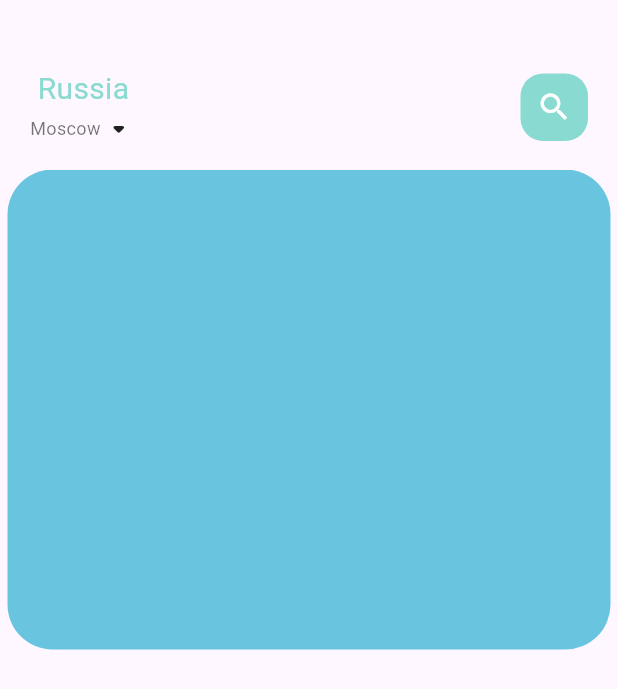
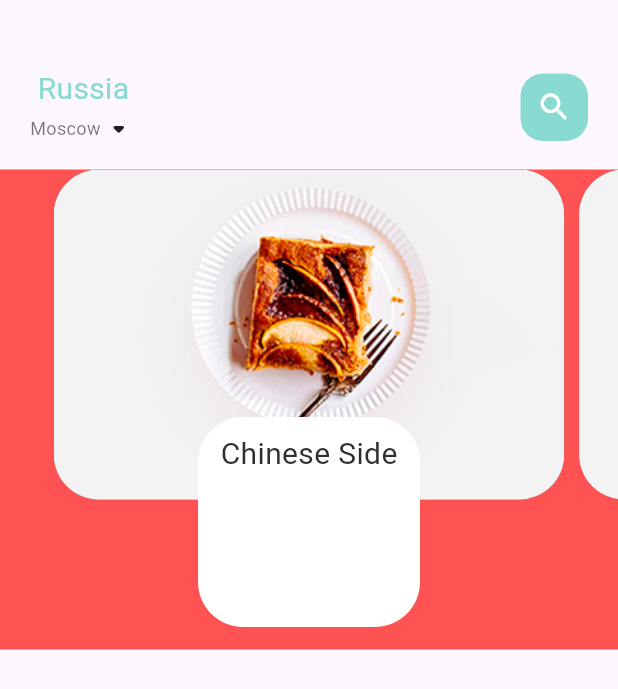
Before and after one commit to pioc-si/flutterEcommApp, a Flutter app: the screen it shows after launch, on a phone screen of 412 x 824 dp. Shown: the top 689 px of the screen. Run offline on Flutter 3.47's test engine with Material 3 defaults, Android fonts, the phone set to English and light mode, and no system bars.

Commit message:
add food small widget

```diff
--- a/lib/home/food_page_body.dart
+++ b/lib/home/food_page_body.dart
@@ -1,4 +1,6 @@
+import 'package:ecommapp/widgets/big_text.dart';
 import 'package:flutter/cupertino.dart';
+import 'package:flutter/material.dart';
 
 class FoodPageBody extends StatefulWidget {
   const FoodPageBody({super.key});
@@ -8,28 +10,58 @@ class FoodPageBody extends StatefulWidget {
 }
 
 class _FoodPageBodyState extends State<FoodPageBody> {
+  PageController pageController = PageController(viewportFraction: 0.85);
+
   @override
   Widget build(BuildContext context) {
     return Container(
+      color: Colors.redAccent,
       height: 320,
       child: PageView.builder(
+        controller: pageController,
         itemCount: 5,
-        itemBuilder: (context,position){
+        itemBuilder: (context, position) {
           return _buildPageItem(position);
-      }),
-
+        },
+      ),
     );
   }
 
   Widget _buildPageItem(int index) {
-    return Container(
+    return Stack(
+      children: [
+        Container(
           height: 220,
           margin: EdgeInsets.only(left: 5, right: 5),
           decoration: BoxDecoration(
             borderRadius: BorderRadius.circular(30),
-        color: index.isEven?Color(0xFF69c5df): Color(0xFF9294cc)
+            color: index.isEven ? Color(0xFF69c5df) : Color(0xFF9294cc),
+            image: DecorationImage(
+              fit: BoxFit.cover,
+              image: AssetImage("assets/images/food1.png"),
             ),
-
+          ),
+        ),
+        Align(
+          alignment: Alignment.bottomCenter,
+          child: Container(
+            height: 140,
+            margin: EdgeInsets.only(left: 30, right: 30, bottom: 15),
+            decoration: BoxDecoration(
+              borderRadius: BorderRadius.circular(30),
+              color: Colors.white,
+            ),
+            child: Container(
+              padding: EdgeInsets.only(top: 10, left: 15, right: 15 ),
+              child: Column(
+                children: [
+                  BigText(text: "Chinese Side")
+                ],
+              )
+            ),
+          ),
+        ),
+      ],
     );
   }
 }
```
Lines whose indentation alone changed are shown as unchanged.
